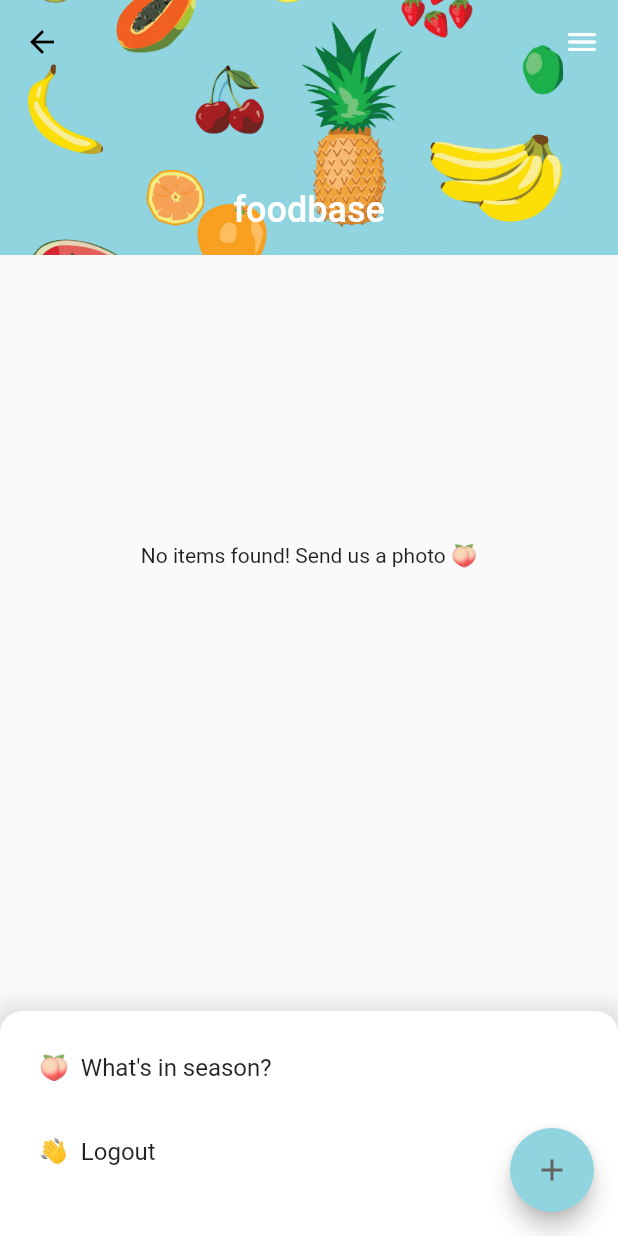
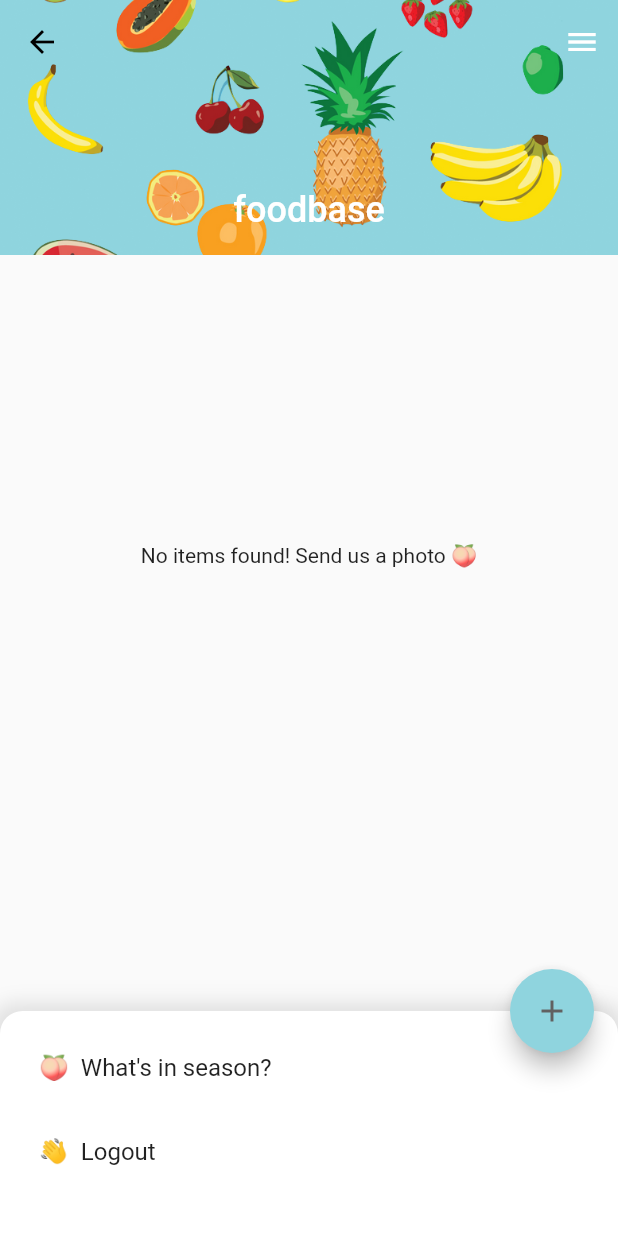
Before and after one commit to ericadu/minifridge, a Flutter app: the screen it shows once a user with an empty profile is signed in, after a tap on the "menu" icon, on a phone screen of 412 x 824 dp. Run offline on Flutter 3.47's test engine with Material 2 defaults, Android fonts, the phone set to English and light mode, and no system bars; our stand-ins replace cloud_firestore, firebase_analytics, firebase_auth, firebase_messaging, firebase_storage, flutter_login and 2 more; accounts and stored records are empty.

Commit message:
Figured out FAB and snackbar.

```diff
--- a/minifridge_app/lib/screens/home.dart
+++ b/minifridge_app/lib/screens/home.dart
@@ -109,7 +109,6 @@ class HomePage extends StatelessWidget {
           }
 
           return Scaffold(
-            backgroundColor: AppTheme.themeColor,
             body: UserItemsPage(),
             floatingActionButtonLocation: FloatingActionButtonLocation.endFloat,
             floatingActionButton: addButton
--- a/minifridge_app/lib/screens/user_items/user_item_list.dart
+++ b/minifridge_app/lib/screens/user_items/user_item_list.dart
@@ -54,7 +54,6 @@ class UserItemList extends StatelessWidget {
                 .showSnackBar(
                   SnackBar(
                     content: Text("${item.displayName} removed"),
-                    behavior: SnackBarBehavior.floating,
                     action: SnackBarAction(
                       label: "Undo",
                       textColor: Colors.yellow,
--- a/minifridge_app/lib/screens/user_items/user_items.dart
+++ b/minifridge_app/lib/screens/user_items/user_items.dart
@@ -14,8 +14,7 @@ class UserItemsPage extends StatelessWidget {
 
     return Consumer(
       builder: (BuildContext context, UserItemsNotifier userItems, _) {
-        return Scaffold(
-          body: StreamBuilder(
+        return StreamBuilder(
           stream: userItems.streamUserItems(),
           builder: (BuildContext context, AsyncSnapshot<QuerySnapshot> snapshot) {
             if (snapshot.hasData && snapshot.data.documents.length > 0) {
@@ -54,7 +53,6 @@ class UserItemsPage extends StatelessWidget {
               );
             }
           }
-          )
         );
       }
     );
--- a/minifridge_app/lib/theme.dart
+++ b/minifridge_app/lib/theme.dart
@@ -19,7 +19,7 @@ class AppTheme {
       secondary: themeColor
     ),
     snackBarTheme: SnackBarThemeData(
-      behavior: SnackBarBehavior.floating
+      behavior: SnackBarBehavior.fixed
     ),
     visualDensity: VisualDensity.adaptivePlatformDensity,
   );
```
Lines whose indentation alone changed are shown as unchanged.
